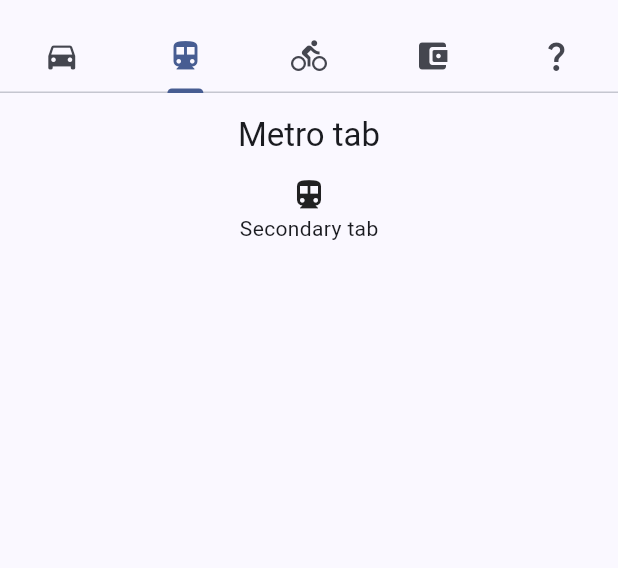
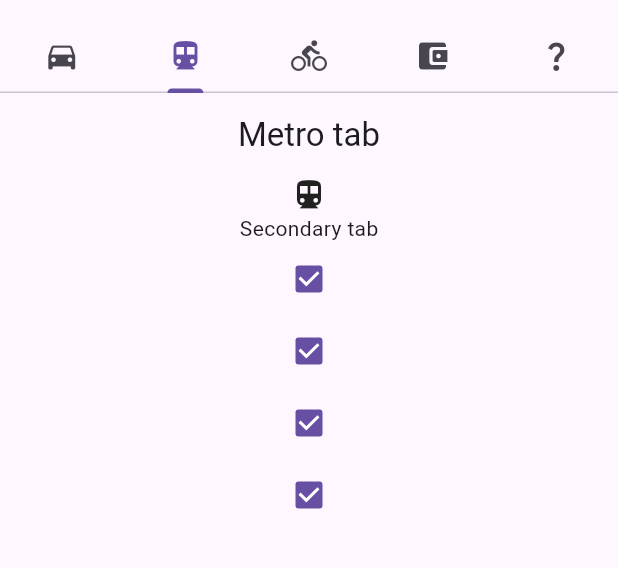
Before and after one commit to Seanathan10/M3Test, a Flutter app: the screen it shows after launch, tab 2 chosen, on a phone screen of 412 x 824 dp, the part 63-631 px from its top. Run offline on Flutter 3.47's test engine with Material 2 defaults, Android fonts, the phone set to English and light mode, and no system bars.

Commit message:
dark mode update

```diff
--- /dev/null
+++ b/lib/checkboxes.dart
@@ -0,0 +1,26 @@
+import 'package:flutter/material.dart';
+import 'package:flutter/services.dart';
+
+class ColourModeCheckbox extends StatefulWidget {
+  const ColourModeCheckbox({Key? key}) : super(key: key);
+
+  @override
+  State<ColourModeCheckbox> createState() => _ColourModeCheckboxState();
+}
+
+class _ColourModeCheckboxState extends State<ColourModeCheckbox> {
+  bool isChecked = true;
+
+  @override
+  Widget build(BuildContext context) {
+    return Checkbox(
+      value: isChecked,
+      onChanged: (bool? value) {
+        setState(() {
+          isChecked = value!;
+        });
+        HapticFeedback.vibrate();
+      },
+    );
+  }
+}
--- a/lib/main.dart
+++ b/lib/main.dart
@@ -22,26 +22,31 @@ class MyApp extends StatelessWidget {
     SystemChrome.setEnabledSystemUIMode(SystemUiMode.edgeToEdge);
 
     return MaterialApp(
-      title: 'Flutter Demo',
+      title: 'Tabs Demo',
+
+/*
       theme: ThemeData(
-        // This is the theme of your application.
-        //
-        // TRY THIS: Try running your application with "flutter run". You'll see
-        // the application has a blue toolbar. Then, without quitting the app,
-        // try changing the seedColor in the colorScheme below to Colors.green
-        // and then invoke "hot reload" (save your changes or press the "hot
-        // reload" button in a Flutter-supported IDE, or press "r" if you used
-        // the command line to start the app).
-        //
-        // Notice that the counter didn't reset back to zero; the application
-        // state is not lost during the reload. To reset the state, use hot
-        // restart instead.
-        //
-        // This works for code too, not just values: Most code changes can be
-        // tested with just a hot reload.
         colorScheme: ColorScheme.fromSeed(seedColor: Colors.blue.shade900),
+        brightness: Brightness.light,
         useMaterial3: true,
       ),
+*/
+      theme: ThemeData(
+        // ColorScheme.fromSwatch(
+        //   primarySwatch: Colors.blue,
+        //   accentColor: Colors.blueAccent,
+        //   brightness: Brightness.light,
+        // ),
+        primaryColor: Colors.blue.shade900,
+        useMaterial3: true,
+      ),
+
+      darkTheme: ThemeData.dark(
+
+        useMaterial3: true,
+      ),
+      themeMode: ThemeMode.system,
+      debugShowCheckedModeBanner: false,
       home: DefaultTabController(
         length: 5,
         child: Scaffold(
@@ -58,13 +63,7 @@ class MyApp extends StatelessWidget {
             title: const Text('Tabs Demo'),
           ),
           body: const TabBarView(
-            children: [
-              Tab1(),
-              Tab2(),
-              Tab3(),
-              Tab4(),
-              Tab5()
-            ],
+            children: [Tab1(), Tab2(), Tab3(), Tab4(), Tab5()],
           ),
         ),
       ),
--- a/lib/tabs/tab2.dart
+++ b/lib/tabs/tab2.dart
@@ -1,4 +1,6 @@
 import 'package:flutter/material.dart';
+
+import 'package:m3test/checkboxes.dart';
 
 class Tab2 extends StatelessWidget {
   const Tab2({super.key});
@@ -13,7 +15,11 @@ class Tab2 extends StatelessWidget {
       body: const Column(
         children: [
           Center(child: Icon(Icons.directions_transit)),
-          Center(child: Text("Secondary tab"))
+          Center(child: Text("Secondary tab")),
+          Center(child: ColourModeCheckbox()),
+          Center(child: ColourModeCheckbox()),
+          Center(child: ColourModeCheckbox()),
+          Center(child: ColourModeCheckbox())
         ],
       ),
     );
```
